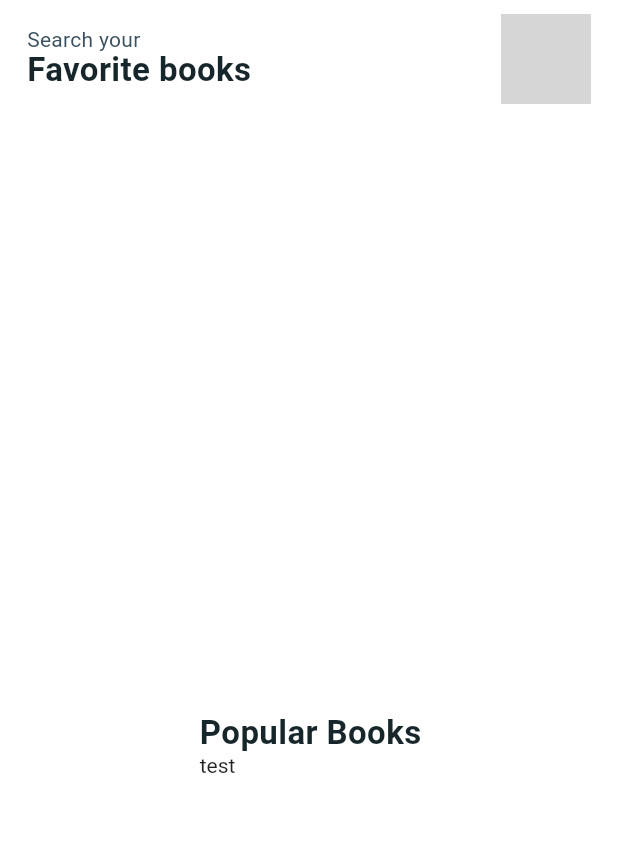
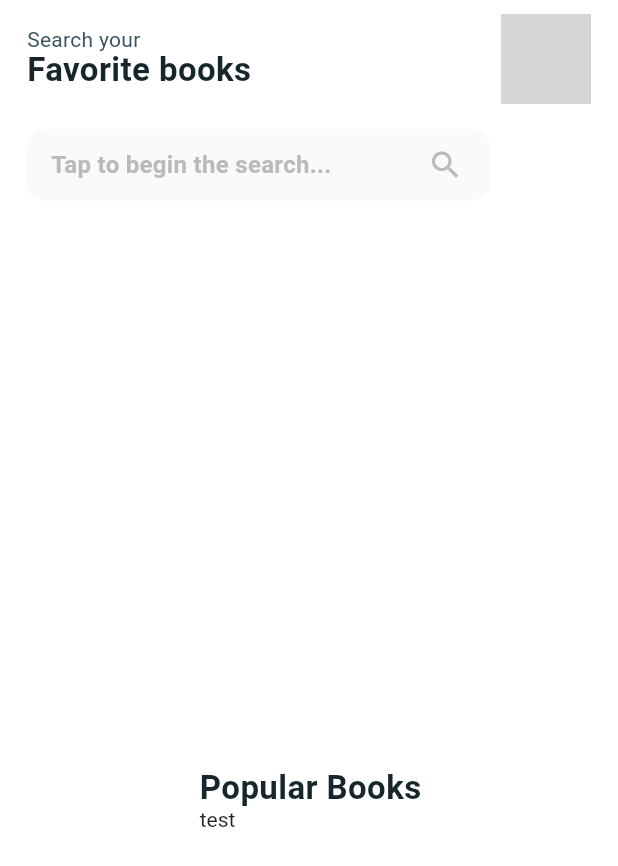
Before and after one commit to teaNoPot/project-find-book, a Flutter app: the HomePage screen opened directly, on a phone screen of 412 x 824 dp. Shown: the top 866 px of the screen. Run offline on Flutter 3.47's test engine with Material 2 defaults, Android fonts, the light colour scheme and no system bars; our stand-ins replace get, hexcolor, material_floating_search_bar; Roboto replaces fonts that are missing (WorkSans); grey boxes are pictures that could not be loaded.

Commit message:
[main] Added HexColor, Finished Simple SearchBarUI

```diff
--- a/searchbook/lib/home.dart
+++ b/searchbook/lib/home.dart
@@ -1,4 +1,5 @@
 import 'package:flutter/material.dart';
+import 'package:hexcolor/hexcolor.dart';
 import 'package:searchbook/bookAppTheme.dart';
 
 
@@ -29,7 +30,7 @@ class _HomePageState extends State<HomePage> {
                   height: MediaQuery.of(context).size.height,
                   child: Column(
                     children: <Widget>[
-                      //getSearchBarUI(),
+                      getSearchBarUI(),
                       getBooksUI(),
                       Flexible(
                         child: getPopularBooksUI()
@@ -45,7 +46,7 @@ class _HomePageState extends State<HomePage> {
     );
   }
 
-  // TODO: getAppBarUI - 122-001
+  // DONE: getAppBarUI - 122-001
   Widget getAppBarUI() {
     return Padding(
       padding: const EdgeInsets.only(top: 9.0, left: 18, right: 18),
@@ -90,6 +91,77 @@ class _HomePageState extends State<HomePage> {
   }
 
   // TODO: getSearchBarUI - 122-002:
+  Widget getSearchBarUI() {
+    return Padding(
+      padding: const EdgeInsets.only(top: 9.0, left: 18),
+      child: Row(
+        mainAxisAlignment: MainAxisAlignment.center,
+        crossAxisAlignment: CrossAxisAlignment.start,
+        children: <Widget>[
+          Container(
+            width: MediaQuery.of(context).size.width * 0.75,
+            height: 64,
+            child: Padding(
+              padding: const EdgeInsets.only(top:8.0, bottom: 8.0),
+              child: Container(
+                decoration: BoxDecoration(
+                  color: HexColor('#F8FAFB'),
+                  borderRadius: const BorderRadius.only(
+                    bottomRight: Radius.circular(13.0),
+                    bottomLeft: Radius.circular(13.0),
+                    topLeft: Radius.circular(13.0),
+                    topRight: Radius.circular(13.0),
+                  ),
+                ),
+                child: Row(
+                  children: <Widget>[
+                    Expanded(
+                      child: Container(
+                        padding: const EdgeInsets.only(left: 16, right: 16),
+                        child: TextFormField(
+                          style: TextStyle(
+                            fontFamily: 'WorkSans',
+                            fontWeight: FontWeight.bold,
+                            fontSize: 16,
+                            color: BookAppTheme.nearlyBlue,
+                          ),
+                          keyboardType: TextInputType.text,
+                          decoration: InputDecoration(
+                            labelText: 'Tap to begin the search...',
+                            border: InputBorder.none,
+                            helperStyle: TextStyle(
+                              fontWeight: FontWeight.bold,
+                              fontSize: 16,
+                              color: HexColor('#B9BABC'),
+                            ),
+                            labelStyle: TextStyle(
+                              fontWeight: FontWeight.w600,
+                              fontSize: 16,
+                              letterSpacing: 0.2,
+                              color: HexColor('#B9BABC'),
+                            ),
+                          ),
+                          onEditingComplete: () {},
+                        )
+                      ),
+                    ),
+                    SizedBox(
+                      width: 60,
+                      height: 60,
+                      child: Icon(Icons.search, color: HexColor('#B9BABC')),
+                    )
+                  ],
+                ),
+              )
+            ),
+          ),
+          const Expanded(
+            child: SizedBox(),
+          )
+        ],
+      )
+    );
+  }
 
   // TODO: getBooksUI - 122-003
   Widget getBooksUI() {
--- a/searchbook/pubspec.yaml
+++ b/searchbook/pubspec.yaml
@@ -36,6 +36,7 @@ dependencies:
   # The following adds the Cupertino Icons font to your application.
   # Use with the CupertinoIcons class for iOS style icons.
   cupertino_icons: ^1.0.2
+  hexcolor: ^2.0.6
 
 dev_dependencies:
   flutter_test:
```
Also changed, not shown: searchbook/pubspec.lock.
